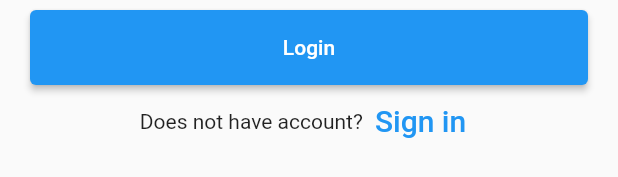
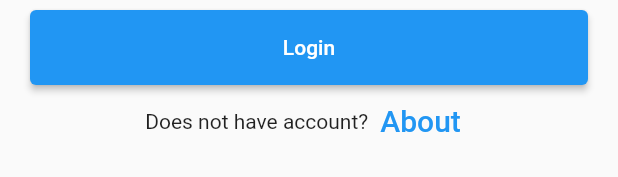
Before and after one commit to Clod/qore-client, a Flutter app: the MyStatefulWidget widget shown alone on an empty page, opened directly with empty values, on a phone screen of 412 x 824 dp. Shown: the part 446-623 px from the top of the screen. Run offline on Flutter 3.47's test engine with Material 2 defaults, Android fonts, the phone set to English and light mode, and no system bars; our stand-ins replace auto_route, firebase_auth, firebase_core; accounts and stored records are empty; network calls fail.

Commit message:
- Agrego el llamado a Firebase en el logout. - Agrego un parámetro a la pantalla About para experimentar.

```diff
--- a/lib/screens/dashboard/profile/profile_screen.dart
+++ b/lib/screens/dashboard/profile/profile_screen.dart
@@ -1,3 +1,4 @@
+import 'package:firebase_auth/firebase_auth.dart';
 import 'package:flutter/material.dart';
 
 import '../../../main.dart';
@@ -21,6 +22,11 @@ class ProfileScreen extends StatelessWidget {
               ),
               TextButton(
                 onPressed: () {
+
+                  // Me delogueo de Firebase
+                  FirebaseAuth.instance.signOut();
+
+                  // Le "aviso" a route_guard
                   MyApp.of(context).authService.authenticated = false;
                 },
                 child: const Text('Logout'),
--- a/lib/screens/login/login_screen.dart
+++ b/lib/screens/login/login_screen.dart
@@ -1,12 +1,22 @@
+import 'package:auto_route/auto_route.dart';
 import 'package:firebase_auth/firebase_auth.dart';
 import 'package:flutter/material.dart';
 
 import '../../main.dart';
+import '../../routes/router.gr.dart';
 
 class LoginScreen extends StatelessWidget {
+
+  // By convention, widget constructors only use named arguments.
+  // Also by convention, the first argument is key, and the last argument
+  // is child, children, or the equivalent.
+  // If your class represents an object that will never change after its
+  // creation, you can benefit from the use of a constant constructor. You
+  // have to make sure that all your class fields are final.
   const LoginScreen({Key? key, required this.onLoginCallback})
       : super(key: key);
 
+  // onLoginCallback es una función que tiene un parámetro de tipo bool
   final Function(bool loggedIn) onLoginCallback;
 
   static const String _title = 'Sample App';
@@ -115,7 +125,7 @@ class _MyStatefulWidgetState extends State<MyStatefulWidget> {
                       }
 
                       if (user != null) {
-                        // Change value of auth in authservice
+                        // Change value of auth in authservice (en route_guard.dart)
                         MyApp.of(context).authService.authenticated = true;
                         onLoginCallback.call(true);
                         print('SIIIIIIIIIIIIIIIIIIIIIII');
@@ -131,11 +141,13 @@ class _MyStatefulWidgetState extends State<MyStatefulWidget> {
                 const Text('Does not have account?'),
                 TextButton(
                   child: const Text(
-                    'Sign in',
+                    'About',
                     style: TextStyle(fontSize: 20),
                   ),
                   onPressed: () {
+                    print ("Intento ir a about");
                     //signup screen
+                    AutoRouter.of(context).push(AboutRouter(parametro: "Pindonga"));
                   },
                 )
               ],
```
Also changed, not shown: lib/routes/router.dart (+15 -3 lines), lib/screens/about/about_screen.dart (+6 -3 lines), lib/routes/router.gr.dart.
